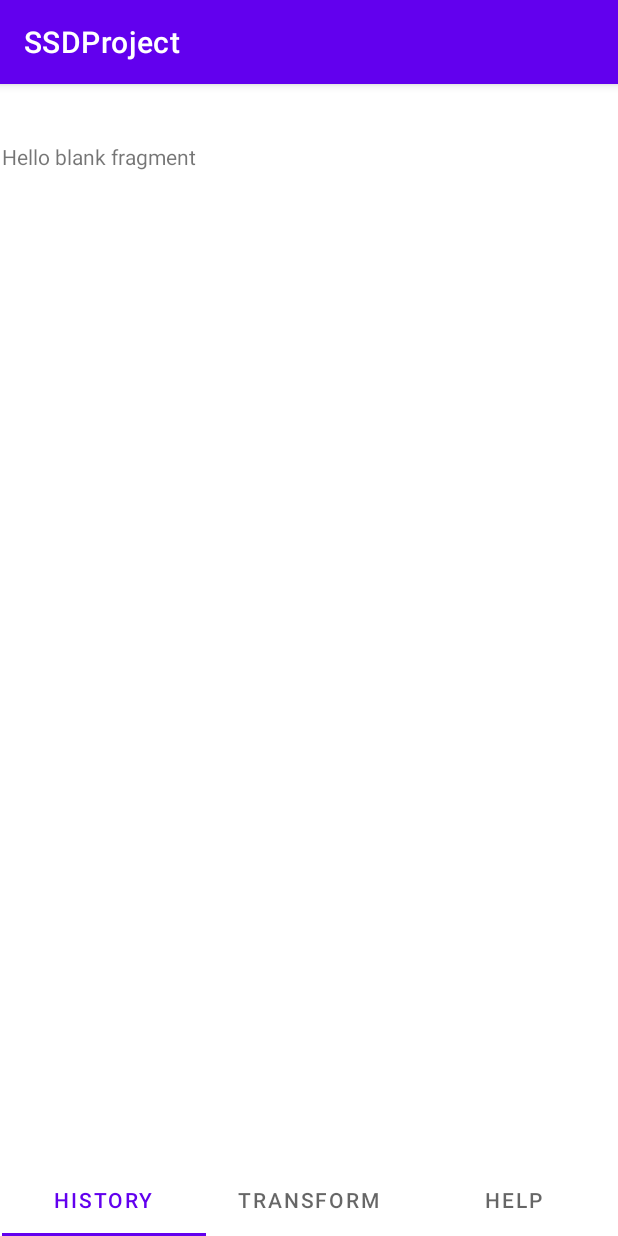
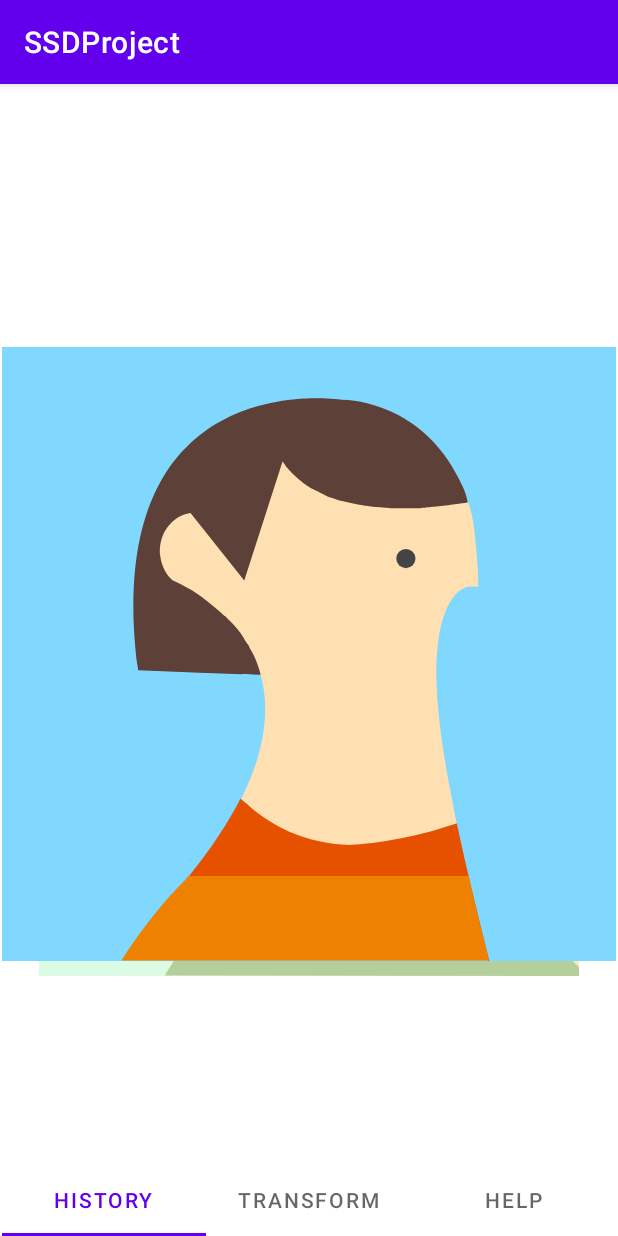
Before and after one commit to emirrozerr/ssd-image-processing, an Android app: the HistoryTabFragment screen opened directly, with no data from a screen before it, on a phone screen of 412 x 824 dp. Run offline under Robolectric (Android 15) with nearby library versions, the phone set to English and light mode, and no system bars.

Commit message:
Filled initial history tab

```diff
--- /dev/null
+++ b/app/src/main/java/com/example/ssdproject/ui/Transformers/VerticalTransformer.java
@@ -0,0 +1,50 @@
+package com.example.ssdproject.ui.Transformers;
+
+import android.content.res.Resources;
+import android.view.View;
+import androidx.core.view.ViewCompat;
+import androidx.viewpager2.widget.ViewPager2;
+
+public class VerticalTransformer implements ViewPager2.PageTransformer {
+
+    private int offscreenPageLimit;
+
+    private static final float DEFAULT_TRANSLATION_Y = 0.0f;
+    private static final float SCALE_FACTOR = 0.12f;
+    private static final float DEFAULT_SCALE = 1f;
+    private static final float ALPHA_FACTOR = 0.5f;
+    private static final float DEFAULT_ALPHA = 1f;
+
+    public VerticalTransformer(int offscreenPageLimit) {
+        this.offscreenPageLimit = offscreenPageLimit;
+    }
+
+    @Override
+    public void transformPage(View page, float position) {
+        ViewCompat.setElevation(page, -Math.abs(position));
+
+        float scaleFactor = -SCALE_FACTOR * position + DEFAULT_SCALE;
+        float alphaFactor = -ALPHA_FACTOR * position + DEFAULT_ALPHA;
+
+        if (position <= 0f) {
+            page.setTranslationY(DEFAULT_TRANSLATION_Y);
+            page.setScaleX(DEFAULT_SCALE);
+            page.setScaleY(DEFAULT_SCALE);
+            page.setAlpha(DEFAULT_ALPHA + position);
+        } else if (position <= offscreenPageLimit - 1) {
+            page.setScaleX(scaleFactor);
+            page.setScaleY(DEFAULT_SCALE);
+            page.setTranslationY((-page.getHeight() * position + dpToPx(10) * position));
+            page.setAlpha(alphaFactor);
+        } else {
+            page.setTranslationY(DEFAULT_TRANSLATION_Y);
+            page.setScaleX(DEFAULT_SCALE);
+            page.setScaleY(DEFAULT_SCALE);
+            page.setAlpha(alphaFactor);
+        }
+    }
+
+    private int dpToPx(int dp) {
+        return (int) (dp * Resources.getSystem().getDisplayMetrics().density);
+    }
+}
--- /dev/null
+++ b/app/src/main/java/com/example/ssdproject/ui/adapters/HistoryAdapter.java
@@ -0,0 +1,63 @@
+package com.example.ssdproject.ui.adapters;
+
+import android.view.LayoutInflater;
+import android.view.View;
+import android.view.ViewGroup;
+import android.widget.ImageView;
+
+import androidx.recyclerview.widget.RecyclerView;
+import androidx.viewpager2.widget.ViewPager2;
+
+import com.example.ssdproject.R;
+import com.example.ssdproject.ui.fragments.HistoryItems;
+
+import org.jetbrains.annotations.NotNull;
+
+import java.util.List;
+
+public class HistoryAdapter extends RecyclerView.Adapter<HistoryAdapter.SliderViewHolder> {
+
+    private List<HistoryItems> historyItems;
+    private ViewPager2 viewPager2;
+
+    public HistoryAdapter(List<HistoryItems> historyItems, ViewPager2 viewPager2) {
+        this.historyItems = historyItems;
+        this.viewPager2 = viewPager2;
+    }
+
+    @NotNull
+    @Override
+    public SliderViewHolder onCreateViewHolder(@NotNull ViewGroup parent, int viewType) {
+        return new SliderViewHolder(
+                LayoutInflater.from(parent.getContext()).inflate(
+                        R.layout.history_items,
+                        parent,
+                        false
+                )
+        );
+    }
+
+    @Override
+    public void onBindViewHolder(@NotNull SliderViewHolder holder, int position) {
+        holder.setImage(historyItems.get(position));
+    }
+
+    @Override
+    public int getItemCount() {
+        return historyItems.size();
+    }
+
+    class SliderViewHolder extends RecyclerView.ViewHolder {
+        private ImageView imageView;
+
+        public SliderViewHolder(@NotNull View itemView) {
+            super(itemView);
+            imageView = itemView.findViewById(R.id.history_element);
+        }
+
+        public void setImage(HistoryItems historyItem) {
+            imageView.setImageResource(historyItem.getImage());
+        }
+    }
+
+}
--- /dev/null
+++ b/app/src/main/java/com/example/ssdproject/ui/fragments/HistoryItems.java
@@ -0,0 +1,16 @@
+package com.example.ssdproject.ui.fragments;
+
+public class HistoryItems {
+
+    //This variable stores the image displayed on the infinite scroll
+    //Change to URI later on
+    private int image;
+
+    public HistoryItems(int image) {
+        this.image = image;
+    }
+
+    public int getImage() {
+        return image;
+    }
+}
--- a/app/src/main/java/com/example/ssdproject/ui/fragments/HistoryTabFragment.java
+++ b/app/src/main/java/com/example/ssdproject/ui/fragments/HistoryTabFragment.java
@@ -3,24 +3,46 @@ package com.example.ssdproject.ui.fragments;
 import android.os.Bundle;
 
 import androidx.fragment.app.Fragment;
+import androidx.viewpager2.widget.ViewPager2;
 
 import android.view.LayoutInflater;
 import android.view.View;
 import android.view.ViewGroup;
 
 import com.example.ssdproject.R;
+import com.example.ssdproject.ui.Transformers.VerticalTransformer;
+import com.example.ssdproject.ui.adapters.HistoryAdapter;
+
+import java.util.ArrayList;
+import java.util.List;
 
 
 public class HistoryTabFragment extends Fragment {
+
+    private ViewPager2 viewPager;
 
     public HistoryTabFragment() {
 
     }
 
     @Override
-    public View onCreateView(LayoutInflater inflater, ViewGroup container,
-                             Bundle savedInstanceState) {
-        // Inflate the layout for this fragment
-        return inflater.inflate(R.layout.fragment_history_tab, container, false);
+    public View onCreateView(LayoutInflater inflater, ViewGroup container, Bundle savedInstanceState) {
+        View view = inflater.inflate(R.layout.fragment_history_tab, container, false);
+        viewPager = view.findViewById(R.id.view_pager_history);
+
+        //Insert list of images to display
+        //Change to give list of URIs from database later on
+        List<HistoryItems> historyItems = new ArrayList<>();
+        historyItems.add(new HistoryItems(R.drawable.avatar_3));
+        historyItems.add(new HistoryItems(R.drawable.avatar_2));
+        historyItems.add(new HistoryItems(R.drawable.avatar_4));
+        historyItems.add(new HistoryItems(R.drawable.avatar_5));
+
+        viewPager.setOffscreenPageLimit(3);
+        viewPager.setPageTransformer(new VerticalTransformer(3));
+
+        viewPager.setAdapter(new HistoryAdapter(historyItems, viewPager));
+
+        return view;
     }
 }
--- a/app/src/main/res/layout/fragment_history_tab.xml
+++ b/app/src/main/res/layout/fragment_history_tab.xml
@@ -1,14 +1,21 @@
 <?xml version="1.0" encoding="utf-8"?>
-<FrameLayout xmlns:android="http://schemas.android.com/apk/res/android"
+<androidx.constraintlayout.widget.ConstraintLayout xmlns:android="http://schemas.android.com/apk/res/android"
+    xmlns:app="http://schemas.android.com/apk/res-auto"
     xmlns:tools="http://schemas.android.com/tools"
+    android:id="@+id/layout_history"
     android:layout_width="match_parent"
     android:layout_height="match_parent"
     tools:context=".ui.fragments.HistoryTabFragment">
 
-    <!-- TODO: Update blank fragment layout -->
-    <TextView
-        android:layout_width="match_parent"
-        android:layout_height="match_parent"
-        android:text="@string/hello_blank_fragment" />
-
-</FrameLayout>
+    <androidx.viewpager2.widget.ViewPager2
+        android:id="@+id/view_pager_history"
+        android:layout_width="409dp"
+        android:layout_height="729dp"
+        android:orientation="vertical"
+        android:clipChildren="false"
+        android:clipToPadding="false"
+        app:layout_constraintBottom_toBottomOf="parent"
+        app:layout_constraintEnd_toEndOf="parent"
+        app:layout_constraintStart_toStartOf="parent"
+        app:layout_constraintTop_toTopOf="parent" />
+</androidx.constraintlayout.widget.ConstraintLayout>
--- /dev/null
+++ b/app/src/main/res/layout/history_items.xml
@@ -0,0 +1,8 @@
+<?xml version="1.0" encoding="utf-8"?>
+<ImageView xmlns:android="http://schemas.android.com/apk/res/android"
+    android:id="@+id/history_element"
+    android:layout_width="match_parent"
+    android:layout_height="match_parent"
+    android:adjustViewBounds="true">
+
+</ImageView>
```
